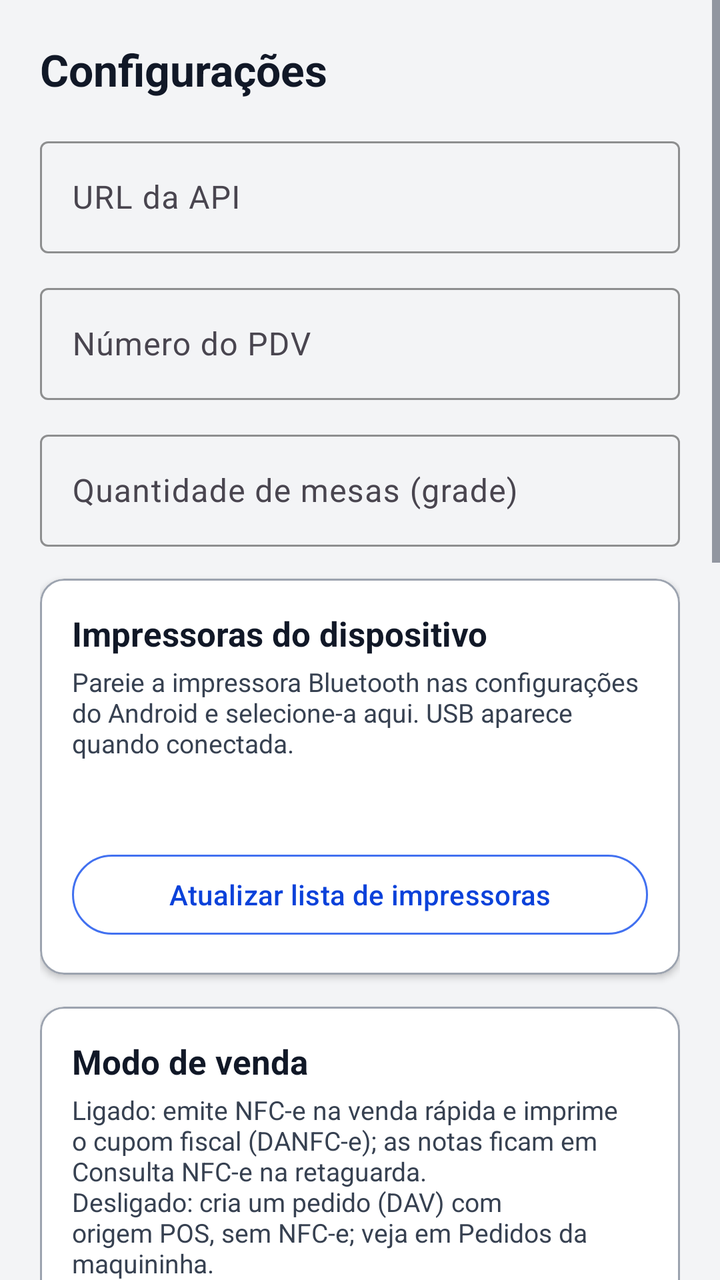
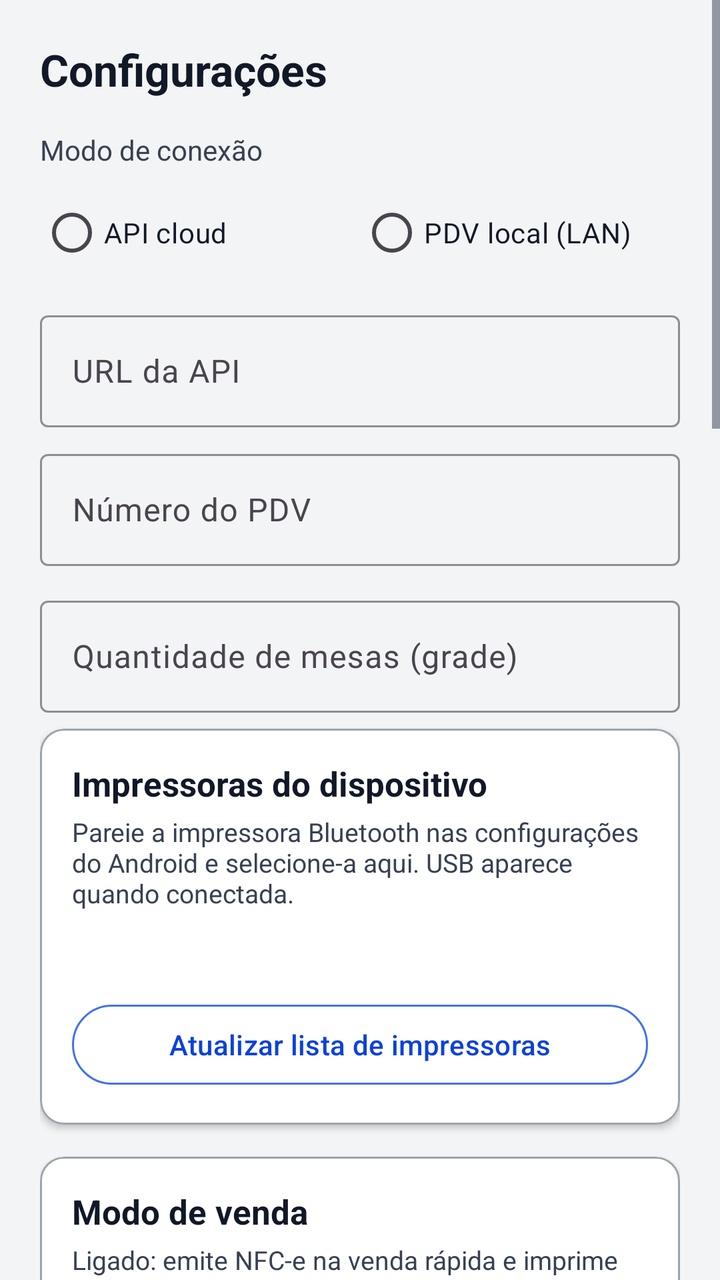

The first picture is an Android layout as it rendered before a commit; the second is the same layout after the commit. The layout source and the unified diff follow.
<!-- AndroidManifest.xml: application theme Theme.POSmaisgestao -->
<!-- res/layout/activity_config.xml -->
<?xml version="1.0" encoding="utf-8"?>
<ScrollView xmlns:android="http://schemas.android.com/apk/res/android"
    xmlns:app="http://schemas.android.com/apk/res-auto"
    android:layout_width="match_parent"
    android:layout_height="match_parent"
    android:background="@color/surface"
    android:descendantFocusability="beforeDescendants"
    android:fillViewport="true"
    android:focusableInTouchMode="true">

    <LinearLayout
        android:layout_width="match_parent"
        android:layout_height="wrap_content"
        android:orientation="vertical"
        android:padding="20dp">

        <TextView
            android:layout_width="match_parent"
            android:layout_height="wrap_content"
            android:layout_marginBottom="16dp"
            android:text="@string/configuracoes"
            android:textColor="@color/foreground"
            android:textSize="22sp"
            android:textStyle="bold" />

        <com.google.android.material.textfield.TextInputLayout
            android:layout_width="match_parent"
            android:layout_height="wrap_content"
            android:layout_marginBottom="12dp"
            android:hint="@string/url_api"
            app:hintTextColor="@color/muted_foreground"
            app:boxStrokeColor="@color/primary">

            <com.google.android.material.textfield.TextInputEditText
                android:id="@+id/inputUrlApi"
                android:layout_width="match_parent"
                android:layout_height="wrap_content"
                android:inputType="textUri"
                android:minHeight="56dp"
                android:textColor="@color/foreground"
                android:textColorHint="@color/muted_foreground" />
        </com.google.android.material.textfield.TextInputLayout>

        <com.google.android.material.textfield.TextInputLayout
            android:layout_width="match_parent"
            android:layout_height="wrap_content"
            android:layout_marginBottom="12dp"
            android:hint="@string/numero_pdv"
            app:hintTextColor="@color/muted_foreground"
            app:boxStrokeColor="@color/primary">

            <com.google.android.material.textfield.TextInputEditText
                android:id="@+id/inputNumeroPdv"
                android:layout_width="match_parent"
                android:layout_height="wrap_content"
                android:inputType="number"
                android:minHeight="56dp"
                android:textColor="@color/foreground"
                android:textColorHint="@color/muted_foreground" />
        </com.google.android.material.textfield.TextInputLayout>

        <com.google.android.material.textfield.TextInputLayout
            android:layout_width="match_parent"
            android:layout_height="wrap_content"
            android:layout_marginBottom="16dp"
            android:hint="@string/quantidade_mesas"
            app:hintTextColor="@color/muted_foreground"
            app:boxStrokeColor="@color/primary">

            <com.google.android.material.textfield.TextInputEditText
                android:id="@+id/inputQuantidadeMesas"
                android:layout_width="match_parent"
                android:layout_height="wrap_content"
                android:inputType="number"
                android:minHeight="56dp"
                android:textColor="@color/foreground"
                android:textColorHint="@color/muted_foreground" />
        </com.google.android.material.textfield.TextInputLayout>

        <com.google.android.material.card.MaterialCardView
            android:layout_width="match_parent"
            android:layout_height="wrap_content"
            android:layout_marginBottom="16dp"
            app:cardBackgroundColor="@color/card"
            app:cardCornerRadius="12dp"
            app:cardElevation="2dp"
            app:strokeColor="@color/border"
            app:strokeWidth="1dp">

            <LinearLayout
                android:layout_width="match_parent"
                android:layout_height="wrap_content"
                android:orientation="vertical"
                android:padding="16dp">

                <TextView
                    android:layout_width="match_parent"
                    android:layout_height="wrap_content"
                    android:layout_marginBottom="4dp"
                    android:text="@string/impressoras_titulo"
                    android:textColor="@color/foreground"
                    android:textSize="17sp"
                    android:textStyle="bold" />

                <TextView
                    android:layout_width="match_parent"
                    android:layout_height="wrap_content"
                    android:layout_marginBottom="8dp"
                    android:text="@string/impressoras_ajuda"
                    android:textColor="@color/muted_foreground"
                    android:textSize="13sp" />

                <TextView
                    android:id="@+id/txtImpressoraSelecionada"
                    android:layout_width="match_parent"
                    android:layout_height="wrap_content"
                    android:layout_marginBottom="8dp"
                    android:textColor="@color/primary_dark"
                    android:textSize="14sp"
                    android:textStyle="bold" />

                <LinearLayout
                    android:id="@+id/listaImpressoras"
                    android:layout_width="match_parent"
                    android:layout_height="wrap_content"
                    android:orientation="vertical"
                    android:layout_marginBottom="8dp" />

                <TextView
                    android:id="@+id/txtSemImpressoras"
                    android:layout_width="match_parent"
                    android:layout_height="wrap_content"
                    android:layout_marginBottom="8dp"
                    android:text="@string/sem_impressoras_encontradas"
                    android:textColor="@color/muted_foreground"
                    android:textSize="13sp"
                    android:visibility="gone" />

                <com.google.android.material.button.MaterialButton
                    android:id="@+id/btnAtualizarImpressoras"
                    style="@style/Widget.Material3.Button.OutlinedButton"
                    android:layout_width="match_parent"
                    android:layout_height="wrap_content"
                    android:text="@string/atualizar_impressoras"
                    android:textColor="@color/primary_dark"
                    app:strokeColor="@color/primary" />
            </LinearLayout>
        </com.google.android.material.card.MaterialCardView>

        <com.google.android.material.card.MaterialCardView
            android:layout_width="match_parent"
            android:layout_height="wrap_content"
            android:layout_marginBottom="16dp"
            app:cardBackgroundColor="@color/card"
            app:cardCornerRadius="12dp"
            app:cardElevation="2dp"
            app:strokeColor="@color/border"
            app:strokeWidth="1dp">

            <LinearLayout
                android:layout_width="match_parent"
                android:layout_height="wrap_content"
                android:orientation="vertical"
                android:padding="16dp">

                <TextView
                    android:layout_width="match_parent"
                    android:layout_height="wrap_content"
                    android:layout_marginBottom="4dp"
                    android:text="@string/modo_venda_titulo"
                    android:textColor="@color/foreground"
                    android:textSize="17sp"
                    android:textStyle="bold" />

                <TextView
                    android:layout_width="match_parent"
                    android:layout_height="wrap_content"
                    android:layout_marginBottom="8dp"
                    android:text="@string/modo_venda_ajuda"
                    android:textColor="@color/muted_foreground"
                    android:textSize="13sp" />

                <com.google.android.material.switchmaterial.SwitchMaterial
                    android:id="@+id/switchEmitirNfcePos"
                    android:layout_width="match_parent"
                    android:layout_height="wrap_content"
                    android:minHeight="56dp"
                    android:text="@string/emitir_nfce_pos"
                    android:textColor="@color/foreground" />

                <com.google.android.material.switchmaterial.SwitchMaterial
                    android:id="@+id/switchFichasEvento"
                    android:layout_width="match_parent"
                    android:layout_height="wrap_content"
                    android:layout_marginTop="8dp"
                    android:minHeight="56dp"
                    android:text="@string/imprimir_fichas_evento"
                    android:textColor="@color/foreground" />

                <TextView
                    android:layout_width="match_parent"
                    android:layout_height="wrap_content"
                    android:layout_marginTop="4dp"
                    android:text="@string/fichas_evento_ajuda"
                    android:textColor="@color/muted_foreground"
                    android:textSize="13sp" />
            </LinearLayout>
        </com.google.android.material.card.MaterialCardView>

        <com.google.android.material.card.MaterialCardView
            android:layout_width="match_parent"
            android:layout_height="wrap_content"
            android:layout_marginBottom="16dp"
            app:cardBackgroundColor="@color/card"
            app:cardCornerRadius="12dp"
            app:cardElevation="2dp"
            app:strokeColor="@color/border"
            app:strokeWidth="1dp">

            <LinearLayout
                android:layout_width="match_parent"
                android:layout_height="wrap_content"
                android:orientation="vertical"
                android:padding="16dp">

                <TextView
                    android:layout_width="match_parent"
                    android:layout_height="wrap_content"
                    android:layout_marginBottom="4dp"
                    android:text="@string/tema_titulo"
                    android:textColor="@color/foreground"
                    android:textSize="17sp"
                    android:textStyle="bold" />

                <TextView
                    android:layout_width="match_parent"
                    android:layout_height="wrap_content"
                    android:layout_marginBottom="8dp"
                    android:text="@string/tema_ajuda"
                    android:textColor="@color/muted_foreground"
                    android:textSize="13sp" />

                <RadioGroup
                    android:id="@+id/radioGrupoTema"
                    android:layout_width="match_parent"
                    android:layout_height="wrap_content"
                    android:orientation="vertical">

                    <RadioButton
                        android:id="@+id/radioTemaClaro"
                        android:layout_width="match_parent"
                        android:layout_height="wrap_content"
                        android:minHeight="48dp"
                        android:text="@string/tema_claro"
                        android:textColor="@color/foreground" />

                    <RadioButton
                        android:id="@+id/radioTemaEscuro"
                        android:layout_width="match_parent"
                        android:layout_height="wrap_content"
                        android:minHeight="48dp"
                        android:text="@string/tema_escuro"
                        android:textColor="@color/foreground" />

                    <RadioButton
                        android:id="@+id/radioTemaSistema"
                        android:layout_width="match_parent"
                        android:layout_height="wrap_content"
                        android:minHeight="48dp"
                        android:text="@string/tema_sistema"
                        android:textColor="@color/foreground" />
                </RadioGroup>
            </LinearLayout>
        </com.google.android.material.card.MaterialCardView>

        <com.google.android.material.button.MaterialButton
            android:id="@+id/btnSalvarConfig"
            style="@style/PosBigButton"
            android:layout_width="match_parent"
            android:layout_height="wrap_content"
            android:layout_marginBottom="12dp"
            android:text="@string/salvar" />

        <com.google.android.material.button.MaterialButton
            android:id="@+id/btnGerenciarAtalhos"
            style="@style/PosBigButton"
            android:layout_width="match_parent"
            android:layout_height="wrap_content"
            android:layout_marginBottom="12dp"
            android:text="@string/gerenciar_atalhos" />

        <com.google.android.material.button.MaterialButton
            android:id="@+id/btnTrocarEmpresa"
            style="@style/Widget.Material3.Button.OutlinedButton"
            android:layout_width="match_parent"
            android:layout_height="wrap_content"
            android:layout_marginBottom="12dp"
            android:minHeight="56dp"
            android:text="@string/trocar_empresa"
            android:textColor="@color/primary_dark"
            app:strokeColor="@color/primary" />

        <com.google.android.material.button.MaterialButton
            android:id="@+id/btnLogout"
            style="@style/PosBigButton"
            android:layout_width="match_parent"
            android:layout_height="wrap_content"
            android:backgroundTint="@color/danger"
            android:text="@string/logout" />
    </LinearLayout>
</ScrollView>
<!-- resources referenced by this layout -->
<resources>
  <color name="border">#9CA3AF</color>
  <color name="card">#FFFFFF</color>
  <color name="danger">#E5010C</color>
  <color name="foreground">#111827</color>
  <color name="muted_foreground">#374151</color>
  <color name="primary">#4271F0</color>
  <color name="primary_dark">#0B42DA</color>
  <color name="surface">#F3F4F6</color>
  <string name="atualizar_impressoras">Atualizar lista de impressoras</string>
  <string name="configuracoes">Configurações</string>
  <string name="emitir_nfce_pos">Emitir NFC-e na venda</string>
  <string name="fichas_evento_ajuda">Se ligado, após a venda rápida imprime uma ficha por unidade de cada produto (ex.: 5x cerveja = 5 fichas destacáveis). Não imprime ao fechar mesa.</string>
  <string name="gerenciar_atalhos">Gerenciar atalhos</string>
  <string name="impressoras_ajuda">Pareie a impressora Bluetooth nas configurações do Android e selecione-a aqui. USB aparece quando conectada.</string>
  <string name="impressoras_titulo">Impressoras do dispositivo</string>
  <string name="imprimir_fichas_evento">Imprimir fichas de evento</string>
  <string name="logout">Sair da conta</string>
  <string name="modo_venda_titulo">Modo de venda</string>
  <string name="numero_pdv">Número do PDV</string>
  <string name="quantidade_mesas">Quantidade de mesas (grade)</string>
  <string name="salvar">Salvar</string>
  <string name="sem_impressoras_encontradas">Nenhuma impressora Bluetooth/USB encontrada. Pareie no Android e toque em Atualizar.</string>
  <string name="tema_ajuda">Escolha o visual do POS. O padrão é claro para melhor contraste.</string>
  <string name="tema_claro">Claro</string>
  <string name="tema_escuro">Escuro</string>
  <string name="tema_sistema">Seguir o sistema</string>
  <string name="tema_titulo">Tema do aplicativo</string>
  <string name="trocar_empresa">Trocar empresa</string>
  <string name="url_api">URL da API</string>
  <color name="primary_foreground">#FFFFFF</color>
  <style name="Base.Theme.POSmaisgestao" parent="Theme.Material3.DayNight.NoActionBar">
          <item name="colorPrimary">@color/primary</item>
          <item name="colorPrimaryDark">@color/primary_dark</item>
          <item name="colorSecondary">@color/accent</item>
          <item name="colorOnPrimary">@color/primary_foreground</item>
          <item name="colorOnSurface">@color/foreground</item>
          <item name="colorOnBackground">@color/foreground</item>
          <item name="android:statusBarColor">@color/primary_dark</item>
          <item name="android:windowBackground">@color/surface</item>
          <item name="android:colorBackground">@color/background</item>
          <item name="android:textColorPrimary">@color/foreground</item>
          <item name="android:textColorSecondary">@color/muted_foreground</item>
          <item name="android:textColor">@color/foreground</item>
          <item name="android:textColorHint">@color/muted_foreground</item>
      </style>
  <color name="accent">#D0D9F1</color>
  <color name="background">#FFFFFF</color>
  <!-- unchanged entries left out for length: 3 -->
</resources>

<!-- the commit's change to res/layout/activity_config.xml (unified diff, before → after) -->
@@ -23,10 +23,42 @@
             android:textSize="22sp"
             android:textStyle="bold" />
 
+        <TextView
+            android:layout_width="match_parent"
+            android:layout_height="wrap_content"
+            android:layout_marginBottom="8dp"
+            android:text="@string/conexao_modo"
+            android:textColor="@color/muted_foreground" />
+
+        <RadioGroup
+            android:id="@+id/radioGrupoConexao"
+            android:layout_width="match_parent"
+            android:layout_height="wrap_content"
+            android:layout_marginBottom="12dp"
+            android:orientation="horizontal">
+
+            <RadioButton
+                android:id="@+id/radioConexaoCloud"
+                android:layout_width="0dp"
+                android:layout_height="wrap_content"
+                android:layout_weight="1"
+                android:text="@string/conexao_cloud"
+                android:textColor="@color/foreground" />
+
+            <RadioButton
+                android:id="@+id/radioConexaoPdv"
+                android:layout_width="0dp"
+                android:layout_height="wrap_content"
+                android:layout_weight="1"
+                android:text="@string/conexao_pdv_local"
+                android:textColor="@color/foreground" />
+        </RadioGroup>
+
         <com.google.android.material.textfield.TextInputLayout
-            android:layout_width="match_parent"
-            android:layout_height="wrap_content"
-            android:layout_marginBottom="12dp"
+            android:id="@+id/layoutUrlApi"
+            android:layout_width="match_parent"
+            android:layout_height="wrap_content"
+            android:layout_marginBottom="8dp"
             android:hint="@string/url_api"
             app:hintTextColor="@color/muted_foreground"
             app:boxStrokeColor="@color/primary">
@@ -41,7 +73,33 @@
                 android:textColorHint="@color/muted_foreground" />
         </com.google.android.material.textfield.TextInputLayout>
 
+        <LinearLayout
+            android:id="@+id/blocoAcoesPdv"
+            android:layout_width="match_parent"
+            android:layout_height="wrap_content"
+            android:layout_marginBottom="12dp"
+            android:orientation="horizontal"
+            android:visibility="gone">
+
+            <com.google.android.material.button.MaterialButton
+                android:id="@+id/btnTestarPdv"
+                style="@style/Widget.Material3.Button.OutlinedButton"
+                android:layout_width="0dp"
+                android:layout_height="wrap_content"
+                android:layout_marginEnd="8dp"
+                android:layout_weight="1"
+                android:text="@string/testar_pdv" />
+
+            <com.google.android.material.button.MaterialButton
+                android:id="@+id/btnCarregarCatalogo"
+                android:layout_width="0dp"
+                android:layout_height="wrap_content"
+                android:layout_weight="1"
+                android:text="@string/carregar_catalogo" />
+        </LinearLayout>
+
         <com.google.android.material.textfield.TextInputLayout
+            android:id="@+id/layoutNumeroPdv"
             android:layout_width="match_parent"
             android:layout_height="wrap_content"
             android:layout_marginBottom="12dp"
@@ -60,9 +118,10 @@
         </com.google.android.material.textfield.TextInputLayout>
 
         <com.google.android.material.textfield.TextInputLayout
-            android:layout_width="match_parent"
-            android:layout_height="wrap_content"
-            android:layout_marginBottom="16dp"
+            android:id="@+id/layoutQuantidadeMesas"
+            android:layout_width="match_parent"
+            android:layout_height="wrap_content"
+            android:layout_marginBottom="8dp"
             android:hint="@string/quantidade_mesas"
             app:hintTextColor="@color/muted_foreground"
             app:boxStrokeColor="@color/primary">
@@ -77,6 +136,16 @@
                 android:textColorHint="@color/muted_foreground" />
         </com.google.android.material.textfield.TextInputLayout>
 
+        <TextView
+            android:id="@+id/txtConfigOrigemPdv"
+            android:layout_width="match_parent"
+            android:layout_height="wrap_content"
+            android:layout_marginBottom="16dp"
+            android:text="@string/config_origem_pdv"
+            android:textColor="@color/muted_foreground"
+            android:textSize="13sp"
+            android:visibility="gone" />
+
         <com.google.android.material.card.MaterialCardView
             android:layout_width="match_parent"
             android:layout_height="wrap_content"
@@ -204,6 +273,103 @@
                     android:text="@string/fichas_evento_ajuda"
                     android:textColor="@color/muted_foreground"
                     android:textSize="13sp" />
+            </LinearLayout>
+        </com.google.android.material.card.MaterialCardView>
+
+        <com.google.android.material.card.MaterialCardView
+            android:layout_width="match_parent"
+            android:layout_height="wrap_content"
+            android:layout_marginBottom="16dp"
+            app:cardBackgroundColor="@color/card"
+            app:cardCornerRadius="12dp"
+            app:cardElevation="2dp"
+            app:strokeColor="@color/border"
+            app:strokeWidth="1dp">
+
+            <LinearLayout
+                android:layout_width="match_parent"
+                android:layout_height="wrap_content"
+                android:orientation="vertical"
+                android:padding="16dp">
+
+                <TextView
+                    android:layout_width="match_parent"
+                    android:layout_height="wrap_content"
+                    android:layout_marginBottom="4dp"
+                    android:text="@string/pix_config_titulo"
+                    android:textColor="@color/foreground"
+                    android:textSize="17sp"
+                    android:textStyle="bold" />
+
+                <TextView
+                    android:layout_width="match_parent"
+                    android:layout_height="wrap_content"
+                    android:layout_marginBottom="8dp"
+                    android:text="@string/pix_config_ajuda"
+                    android:textColor="@color/muted_foreground"
+                    android:textSize="13sp" />
+
+                <com.google.android.material.switchmaterial.SwitchMaterial
+                    android:id="@+id/switchPixQr"
+                    android:layout_width="match_parent"
+                    android:layout_height="wrap_content"
+                    android:minHeight="56dp"
+                    android:text="@string/habilitar_pix_qr"
+                    android:textColor="@color/foreground" />
+
+                <com.google.android.material.textfield.TextInputLayout
+                    android:layout_width="match_parent"
+                    android:layout_height="wrap_content"
+                    android:layout_marginTop="8dp"
+                    android:hint="@string/chave_pix"
+                    app:boxStrokeColor="@color/primary"
+                    app:hintTextColor="@color/muted_foreground">
+
+                    <com.google.android.material.textfield.TextInputEditText
+                        android:id="@+id/inputChavePix"
+                        android:layout_width="match_parent"
+                        android:layout_height="wrap_content"
+                        android:inputType="textEmailAddress"
+                        android:minHeight="56dp"
+                        android:textColor="@color/foreground"
+                        android:textColorHint="@color/muted_foreground" />
+                </com.google.android.material.textfield.TextInputLayout>
+
+                <com.google.android.material.textfield.TextInputLayout
+                    android:layout_width="match_parent"
+                    android:layout_height="wrap_content"
+                    android:layout_marginTop="8dp"
+                    android:hint="@string/nome_recebedor_pix"
+                    app:boxStrokeColor="@color/primary"
+                    app:hintTextColor="@color/muted_foreground">
+
+                    <com.google.android.material.textfield.TextInputEditText
+                        android:id="@+id/inputNomePix"
+                        android:layout_width="match_parent"
+                        android:layout_height="wrap_content"
+                        android:inputType="textPersonName"
+                        android:minHeight="56dp"
+                        android:textColor="@color/foreground"
+                        android:textColorHint="@color/muted_foreground" />
+                </com.google.android.material.textfield.TextInputLayout>
+
+                <com.google.android.material.textfield.TextInputLayout
+                    android:layout_width="match_parent"
+                    android:layout_height="wrap_content"
+                    android:layout_marginTop="8dp"
+                    android:hint="@string/cidade_pix"
+                    app:boxStrokeColor="@color/primary"
+                    app:hintTextColor="@color/muted_foreground">
+
+                    <com.google.android.material.textfield.TextInputEditText
+                        android:id="@+id/inputCidadePix"
+                        android:layout_width="match_parent"
+                        android:layout_height="wrap_content"
+                        android:inputType="text"
+                        android:minHeight="56dp"
+                        android:textColor="@color/foreground"
+                        android:textColorHint="@color/muted_foreground" />
+                </com.google.android.material.textfield.TextInputLayout>
             </LinearLayout>
         </com.google.android.material.card.MaterialCardView>
 
<!-- resource entries referenced after the edit -->
@@ -9,16 +9,27 @@
   <color name="primary_dark">#0B42DA</color>
   <color name="surface">#F3F4F6</color>
   <string name="atualizar_impressoras">Atualizar lista de impressoras</string>
+  <string name="carregar_catalogo">Carregar catálogo</string>
+  <string name="chave_pix">Chave PIX</string>
+  <string name="cidade_pix">Cidade (QR)</string>
+  <string name="conexao_cloud">API cloud</string>
+  <string name="conexao_modo">Modo de conexão</string>
+  <string name="conexao_pdv_local">PDV local (LAN)</string>
+  <string name="config_origem_pdv">Modelo, quantidade e número do PDV vêm da configuração do desktop.</string>
   <string name="configuracoes">Configurações</string>
   <string name="emitir_nfce_pos">Emitir NFC-e na venda</string>
   <string name="fichas_evento_ajuda">Se ligado, após a venda rápida imprime uma ficha por unidade de cada produto (ex.: 5x cerveja = 5 fichas destacáveis). Não imprime ao fechar mesa.</string>
   <string name="gerenciar_atalhos">Gerenciar atalhos</string>
+  <string name="habilitar_pix_qr">Exibir QR Code no pagamento PIX</string>
   <string name="impressoras_ajuda">Pareie a impressora Bluetooth nas configurações do Android e selecione-a aqui. USB aparece quando conectada.</string>
   <string name="impressoras_titulo">Impressoras do dispositivo</string>
   <string name="imprimir_fichas_evento">Imprimir fichas de evento</string>
   <string name="logout">Sair da conta</string>
   <string name="modo_venda_titulo">Modo de venda</string>
+  <string name="nome_recebedor_pix">Nome do recebedor (QR)</string>
   <string name="numero_pdv">Número do PDV</string>
+  <string name="pix_config_ajuda">Habilite para exibir o QR Code com valor e chave ao selecionar PIX no pagamento.</string>
+  <string name="pix_config_titulo">PIX no PDV</string>
   <string name="quantidade_mesas">Quantidade de mesas (grade)</string>
   <string name="salvar">Salvar</string>
   <string name="sem_impressoras_encontradas">Nenhuma impressora Bluetooth/USB encontrada. Pareie no Android e toque em Atualizar.</string>
@@ -27,6 +38,7 @@
   <string name="tema_escuro">Escuro</string>
   <string name="tema_sistema">Seguir o sistema</string>
   <string name="tema_titulo">Tema do aplicativo</string>
+  <string name="testar_pdv">Testar conexão</string>
   <string name="trocar_empresa">Trocar empresa</string>
   <string name="url_api">URL da API</string>
   <color name="primary_foreground">#FFFFFF</color>
@@ -38,6 +50,8 @@
           <item name="colorOnSurface">@color/foreground</item>
           <item name="colorOnBackground">@color/foreground</item>
           <item name="android:statusBarColor">@color/primary_dark</item>
+          <item name="android:navigationBarColor">@color/surface</item>
+          <item name="android:windowOptOutEdgeToEdgeEnforcement">true</item>
           <item name="android:windowBackground">@color/surface</item>
           <item name="android:colorBackground">@color/background</item>
           <item name="android:textColorPrimary">@color/foreground</item>
